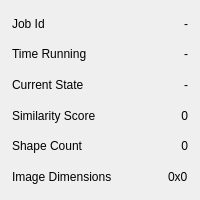
The window that geometrize/dialog/imagejobstatswidget.ui (Tw1ddle/geometrize) describes before a commit, drawn with Qt 5.
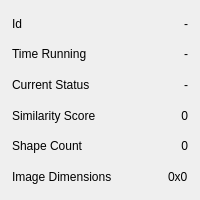
The same window after the commit.

Patch:
```diff
--- a/geometrize/dialog/imagejobstatswidget.ui
+++ b/geometrize/dialog/imagejobstatswidget.ui
@@ -43,7 +43,7 @@
      <item>
       <widget class="QLabel" name="jobIdLabel">
        <property name="text">
-        <string>Job Id</string>
+        <string extracomment="Text in a label next to a value that identifies the current task (an id)">Id</string>
        </property>
       </widget>
      </item>
@@ -117,7 +117,7 @@
      <item>
       <widget class="QLabel" name="currentStateLabel">
        <property name="text">
-        <string>Current State</string>
+        <string extracomment="Text in a label next to a value that describes the current status of a task (e.g. busy, paused, stopped)">Current Status</string>
        </property>
       </widget>
      </item>
```
Left out of the diff: 8 changed lines with no effect on the pictures.
